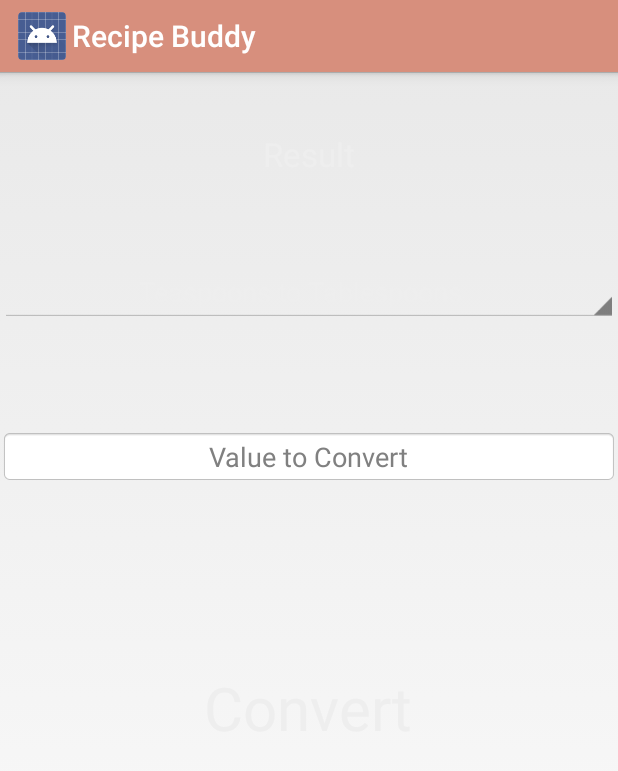
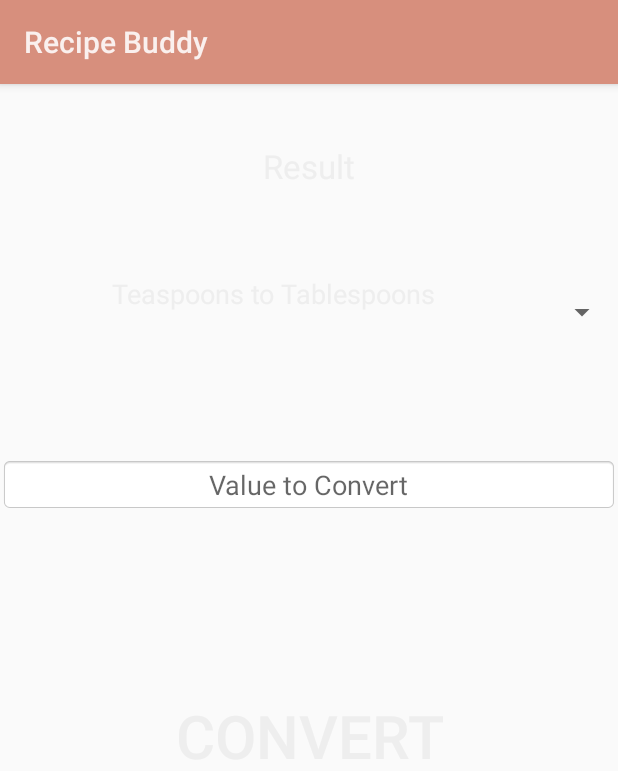
Before and after one commit to Miller47/RecipeBuddy, an Android app: the fragment ConverterFragment shown on its own in the app's theme, on a phone screen of 412 x 824 dp. Shown: the top 771 px of the screen. Run offline under Robolectric (Android 15) with nearby library versions, the phone set to English and light mode, and no system bars.

Commit message:
Small Android lollipop fixes

```diff
--- a/RecipeBuddy/app/build.gradle
+++ b/RecipeBuddy/app/build.gradle
@@ -7,7 +7,7 @@ android {
     defaultConfig {
         applicationId "com.miller.tyler.recipebuddy"
         minSdkVersion 14
-        targetSdkVersion 19
+        targetSdkVersion 21
         versionCode 1
         versionName "1.0"
     }
--- a/RecipeBuddy/app/src/main/java/com/miller/tyler/recipebuddy/MainActivity.java
+++ b/RecipeBuddy/app/src/main/java/com/miller/tyler/recipebuddy/MainActivity.java
@@ -1,5 +1,6 @@
 package com.miller.tyler.recipebuddy;
 
+import android.annotation.TargetApi;
 import android.app.ActionBar;
 import android.app.Activity;
 import android.app.AlertDialog;
@@ -12,6 +13,8 @@ import android.view.KeyEvent;
 import android.view.Menu;
 import android.view.MenuItem;
 import android.view.View;
+import android.view.Window;
+import android.view.WindowManager;
 import android.view.inputmethod.EditorInfo;
 import android.view.inputmethod.InputMethodManager;
 import android.widget.AdapterView;
@@ -97,6 +100,8 @@ public class MainActivity extends Activity implements AdapterView.OnItemClickLis
         mDrawerList.setAdapter(new ArrayAdapter<String>(this, R.layout.drawer_row_layout, R.id.row_item, mBrowseList));
 
         mDrawerList.setOnItemClickListener(this);
+
+
     }
 
 
--- a/RecipeBuddy/app/src/main/res/layout/fragment_converter.xml
+++ b/RecipeBuddy/app/src/main/res/layout/fragment_converter.xml
@@ -37,7 +37,7 @@
         android:layout_width="match_parent"
         android:layout_height="wrap_content"
         android:id="@+id/spinner"
-        android:popupBackground="@color/my_pink"
+        android:popupBackground="@xml/spinner_background"
         android:gravity="center"
         android:layout_marginTop="58dp"
         android:layout_below="@+id/result"
--- a/RecipeBuddy/app/src/main/res/layout/spinner_item.xml
+++ b/RecipeBuddy/app/src/main/res/layout/spinner_item.xml
@@ -9,4 +9,5 @@
         android:text="Medium Text"
         android:id="@+id/textView"
         android:gravity="center"
-        android:textColor="@color/light"/>
+        android:textColor="@color/light"
+        android:paddingBottom="25dp"/>
--- a/RecipeBuddy/app/src/main/res/values-v21/styles.xml
+++ b/RecipeBuddy/app/src/main/res/values-v21/styles.xml
@@ -1,17 +1,11 @@
 <?xml version="1.0" encoding="utf-8"?>
 <resources>
-    <style name="AppTheme" parent="android:Theme.Holo.Light.DarkActionBar">
-        <item name="android:actionBarStyle">@style/ActionBar</item>
-        <item name="android:colorPrimaryDark">@color/deep_chestnut</item>
-    </style>
-    <style name="ActionBar" parent="@android:style/Widget.Holo.Light.ActionBar">
-        <item name="android:background">@color/my_pink</item>
+    <style name="AppTheme" parent="android:Theme.Material.Light.DarkActionBar">
+        <item name="android:colorPrimary">@color/my_pink</item>
+        <item name="android:colorPrimaryDark">@color/new_york_pink</item>
+        <item name="android:colorAccent">@color/my_pink</item>
 
-        <item name="android:titleTextStyle">@style/TitleBarTextColor</item>
 
-    </style>
-    <style name="TitleBarTextColor" parent="@style/TextAppearance.AppCompat.Widget.ActionBar.Title">
-        <item name="android:textColor">#fff</item>
     </style>
 
 
--- a/RecipeBuddy/app/src/main/res/values/styles.xml
+++ b/RecipeBuddy/app/src/main/res/values/styles.xml
@@ -17,4 +17,6 @@
     </style>
 
 
+
+
 </resources>
--- /dev/null
+++ b/RecipeBuddy/app/src/main/res/xml/spinner_background.xml
@@ -0,0 +1,8 @@
+<?xml version="1.0" encoding="utf-8"?>
+<shape xmlns:android="http://schemas.android.com/apk/res/android">
+    <solid android:color="@color/my_pink"/>
+    <stroke android:width="3dp" android:color="@color/deep_chestnut"/>
+    <corners android:radius="3dp" />
+    <padding android:left="10dp" android:top="10dp"
+        android:right="10dp" android:bottom="10dp" />
+</shape>
```
Also changed, not shown: RecipeBuddy/app/src/main/res/xml/round_button.xml (deleted, +0 -13 lines), RecipeBuddy/app/src/main/res/xml/round_text.xml (deleted, +0 -13 lines).
